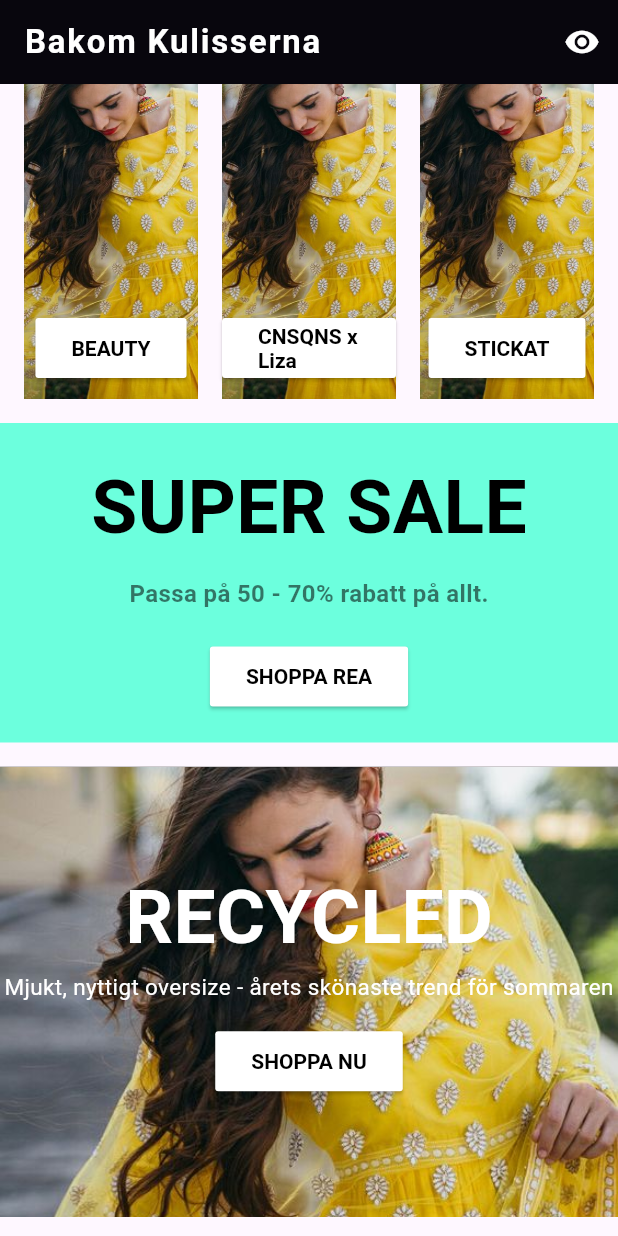
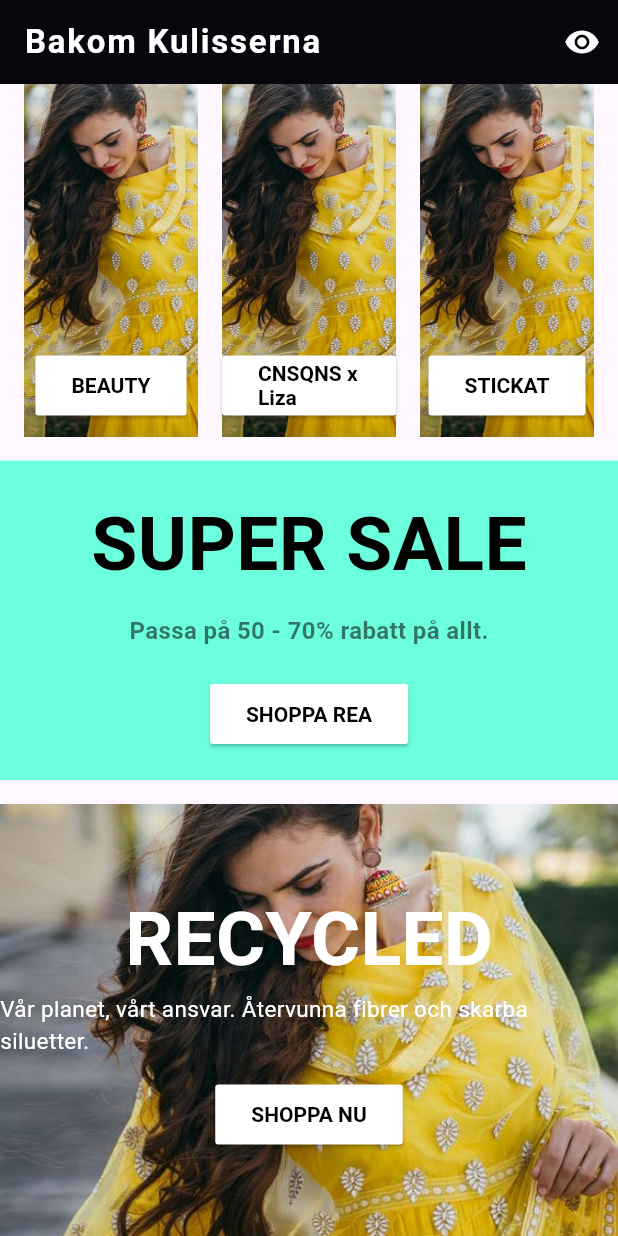
Before and after one commit to Jimleskog/bakom_kulisserna, a Flutter app: the screen it shows after launch, scrolled down 576 dp, after a tap on "SHOPPA NU", on a phone screen of 412 x 824 dp. Run offline on Flutter 3.47's test engine with Material 3 defaults, Android fonts, the phone set to English and light mode, and no system bars.

Commit message:
Refactor main.dart for improved animation and banner functionality

```diff
--- a/lib/main.dart
+++ b/lib/main.dart
@@ -1,6 +1,7 @@
-import 'package:bakom_kulisserna/heart.dart';
+import 'dart:async';
+import 'dart:math';
+
 import 'package:flutter/material.dart';
-import 'package:flutter_svg/flutter_svg.dart';
 
 void main() {
   runApp(BakomKulissernaApp());
@@ -39,37 +40,64 @@
 class _FashionStorePageState extends State<FashionStorePage>
     with SingleTickerProviderStateMixin {
   bool showReality = false;
-  late final PageController _pageController;
   late final AnimationController _animationController;
+  late final Animation<double> _flipAnimation;
+  late final PageController _bannerController;
+  Timer? _bannerTimer;
 
   @override
   void initState() {
     super.initState();
-    _pageController = PageController();
+
+    // Initialize the page flip animation
     _animationController = AnimationController(
       vsync: this,
-      duration: const Duration(seconds: 5),
-    )..repeat();
+      duration: const Duration(seconds: 1),
+    );
 
-    _animationController.addListener(() {
-      _pageController.animateToPage(
-        (_pageController.page! + 1).toInt() % 3,
-        duration: const Duration(seconds: 1),
-        curve: Curves.easeInOut,
-      );
-    });
+    _flipAnimation = Tween(begin: 0.0, end: 1.0).animate(CurvedAnimation(
+      parent: _animationController,
+      curve: Curves.easeInOut,
+    ));
+
+    // Initialize banner controller and auto-scroll timer
+    _bannerController = PageController(initialPage: 0);
+    _startAutoScroll();
   }
 
   @override
   void dispose() {
-    _pageController.dispose();
     _animationController.dispose();
+    _bannerController.dispose();
+    _bannerTimer?.cancel();
     super.dispose();
   }
 
   void toggleReality() {
+    if (showReality) {
+      _animationController.reverse();
+    } else {
+      _animationController.forward();
+    }
     setState(() {
       showReality = !showReality;
+    });
+  }
+
+  // Start a smooth, continuous auto-scroll effect
+  void _startAutoScroll() {
+    const double scrollSpeed = 2.0; // Adjust speed for smoothness
+    _bannerTimer =
+        Timer.periodic(const Duration(milliseconds: 30), (Timer timer) {
+      if (_bannerController.hasClients) {
+        _bannerController.jumpTo(_bannerController.offset + scrollSpeed);
+
+        // Loop the banner when reaching the end
+        if (_bannerController.position.pixels >=
+            _bannerController.position.maxScrollExtent) {
+          _bannerController.jumpTo(0.0);
+        }
+      }
     });
   }
 
@@ -86,7 +114,7 @@
           ),
         ),
         backgroundColor: Colors.black,
-        foregroundColor: Colors.white, // Set the header text color to white
+        foregroundColor: Colors.white,
         actions: [
           IconButton(
             icon: const Icon(Icons.visibility),
@@ -95,24 +123,42 @@
           ),
         ],
       ),
-      body: showReality
-          ? buildRealityView(context)
-          : buildFashionStoreView(context),
+      body: AnimatedBuilder(
+        animation: _flipAnimation,
+        builder: (context, child) {
+          return Transform(
+            transform: Matrix4.identity()
+              ..setEntry(3, 2, 0.001) // Perspective effect
+              ..rotateY(pi * _flipAnimation.value),
+            alignment: Alignment.center,
+            child: _flipAnimation.value < 0.5
+                ? buildFashionStoreView(context)
+                : Transform(
+                    transform: Matrix4.identity()..rotateY(pi),
+                    alignment: Alignment.center,
+                    child: buildRealityView(context),
+                  ),
+          );
+        },
+      ),
     );
   }
 
-  Widget buildFashionStoreView(BuildContext context) {
+  Widget buildFashionStoreView(
+    BuildContext context,
+  ) {
     return SingleChildScrollView(
       child: Column(
         crossAxisAlignment: CrossAxisAlignment.start,
         children: [
-          buildHeader(logo: 'assets/images/logo.svg'),
-          buildRollingBanner(),
+          buildHeader(logo: 'assets/images/logo.png'),
+          buildRollingBanner(fashionBannerTexts),
           buildPictureWholeScreeenWidget(
               'assets/images/pic.jpg',
               'SWEATER VIBES',
               'Mjukt, nyttigt oversize - årets skönaste trend för sommaren',
               'SHOPPA NU'),
+          buildsmallContainerBanner('Köp nu - betala senare'),
           Padding(
             padding: const EdgeInsets.all(8.0),
             child: Row(
@@ -151,18 +197,45 @@
     );
   }
 
-  Widget buildRealityView(BuildContext context) {
+  Widget buildsmallContainerBanner(String text) {
+    return Container(
+      color: const Color.fromARGB(255, 70, 52, 52),
+      width: double.infinity,
+      height: 25,
+      child: Row(
+        mainAxisAlignment: MainAxisAlignment.center,
+        children: [
+          Text(
+            text,
+            style: const TextStyle(
+              fontSize: 14,
+              color: Colors.white,
+            ),
+          ),
+          Icon(
+            Icons.arrow_forward,
+            color: Colors.white,
+          )
+        ],
+      ),
+    );
+  }
+
+  Widget buildRealityView(
+    BuildContext context,
+  ) {
     return SingleChildScrollView(
       child: Column(
         crossAxisAlignment: CrossAxisAlignment.start,
         children: [
-          buildHeader(logo: 'assets/images/logo.svg'),
-          buildRollingBanner(),
+          buildHeader(logo: 'assets/images/logo.png'),
+          buildRollingBanner(realityBannerTexts),
           buildPictureWholeScreeenWidget(
               'assets/images/pic.jpg',
               'SWEATSHOP LIVES',
               'Långa dagar, låg lön - så ser verkligheten ut bakom modeindustrin.',
               'LÄS MER'),
+          buildsmallContainerBanner('Köp nu - betala med pengar du inte har'),
           Padding(
             padding: const EdgeInsets.all(8.0),
             child: Row(
@@ -260,8 +333,8 @@
                             color: Colors.white,
                             fontWeight: FontWeight.bold,
                           )),
-                      const Text(
-                        'Mjukt, nyttigt oversize - årets skönaste trend för sommaren',
+                      Text(
+                        subtitleText,
                         style: TextStyle(
                           fontSize: 15,
                           color: Colors.white,
@@ -271,7 +344,7 @@
                         padding: const EdgeInsets.all(15),
                         child: ElevatedButton(
                           onPressed: () {},
-                          child: const Text('SHOPPA NU'),
+                          child: Text(buttonText),
                         ),
                       )
                     ],
@@ -322,10 +395,14 @@
               ),
 
               // Centered Logo
-              SvgPicture.asset(
-                logo,
-                height: 100, // Adjust logo height
+              SizedBox(
+                height: 100,
                 width: 100,
+                child: Image.asset(
+                  logo,
+                  height: 100, // Adjust logo height
+                  width: 100,
+                ),
               ),
 
               // Right-side icons: user, favorites, cart
@@ -339,15 +416,25 @@
                       print("User pressed");
                     },
                   ),
-                  const SizedBox(
-                    width: 50,
-                    height: 50,
-                    child: OverflowBox(
-                      maxWidth: double.infinity,
-                      maxHeight: double.infinity,
-                      child: HeartAnimation(),
-                    ),
-                  ),
+                  IconButton(
+                      onPressed: () {
+                        // Logic for Favorites button press
+                        print("Favorites pressed");
+                      },
+                      icon: const Icon(Icons.favorite_outline,
+                          size: 30, color: Colors.grey)),
+                  // Align(
+                  //   alignment: Alignment.center,
+                  //   child: const SizedBox(
+                  //     width: 50,
+                  //     height: 50,
+                  //     child: OverflowBox(
+                  //       maxWidth: double.infinity,
+                  //       maxHeight: double.infinity,
+                  //       child: HeartAnimation(),
+                  //     ),
+                  //   ),
+                  // ),
                   IconButton(
                     icon: const Icon(Icons.shopping_bag_outlined,
                         size: 30, color: Colors.grey),
@@ -372,21 +459,19 @@
   ];
 
   final List<String> realityBannerTexts = [
-    'Sweatshops Exposed',
-    'The True Cost of Fashion',
-    'Exploitation Unveiled'
+    'BUY MORE',
+    'CARE LESS',
   ];
 
-  Widget buildRollingBanner() {
+  Widget buildRollingBanner(List<String> texts) {
     return SizedBox(
       height: 30,
       child: ListView.builder(
         scrollDirection: Axis.horizontal,
-        controller: _pageController,
+        controller: _bannerController,
         itemBuilder: (context, index) {
-          final text = showReality
-              ? realityBannerTexts[index % realityBannerTexts.length]
-              : fashionBannerTexts[index % fashionBannerTexts.length];
+          final text = texts[index % texts.length];
+
           return buildBannerItem(text);
         },
       ),
```
Also changed, not shown: assets/images/logo.png.
